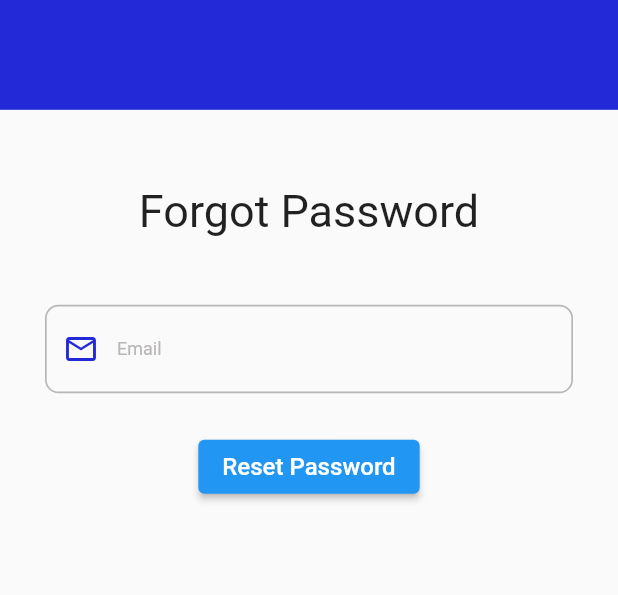
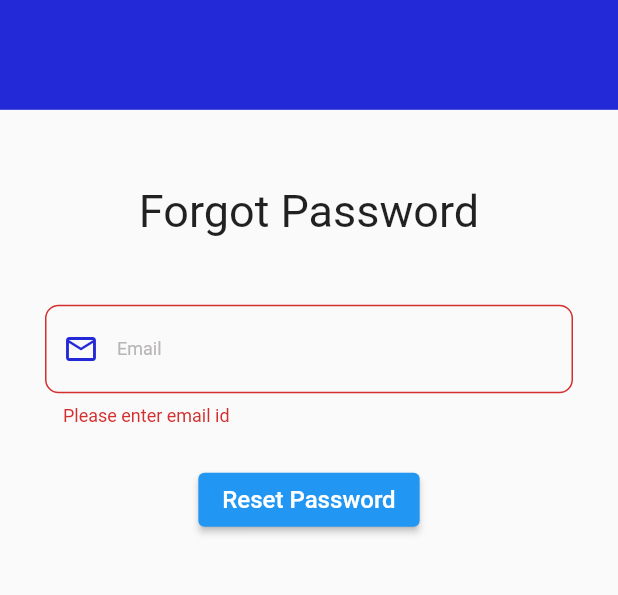
Before and after one commit to Digital-Era-Kids/Flutter, a Flutter app: the ForgotPassword screen opened directly, after a tap on "Reset Password", on a phone screen of 412 x 824 dp, the part 261-856 px from its top. Run offline on Flutter 3.47's test engine with Material 2 defaults, Android fonts, the phone set to English and light mode, and no system bars; our stand-ins replace cloud_firestore, email_validator, firebase_auth, firebase_core, flushbar, splashscreen; missing offline and left inert: move_to_background; accounts and stored records are empty.

Commit message:
Forgot Password

```diff
--- a/lib/view/pages/signin/forgotPassword.dart
+++ b/lib/view/pages/signin/forgotPassword.dart
@@ -13,7 +13,8 @@ class ForgotPassword extends StatefulWidget {
 }
 
 class _ForgotPasswordState extends State<ForgotPassword> {
-  final email=TextEditingController();
+  final email = TextEditingController();
+  final _formKey = GlobalKey<FormState>();
   @override
   Widget build(BuildContext context) {
     return Scaffold(
@@ -56,20 +57,22 @@ class _ForgotPasswordState extends State<ForgotPassword> {
             SizedBox(
               height: 50,
             ),
-            Text('Forgot Password',style: TextStyle(fontSize: 30,fontWeight: FontWeight.normal),),
-
-            Container(
+            Text(
+              'Forgot Password',
+              style: TextStyle(fontSize: 30, fontWeight: FontWeight.normal),
+            ),
+            Form(
+              key: _formKey,
+              child: Container(
                 margin: EdgeInsets.only(top: 30, right: 30, left: 30),
                 child: Padding(
                   padding: const EdgeInsets.only(bottom: 15, top: 15),
                   child: TextFormField(
-                    autovalidateMode:
-                    AutovalidateMode.onUserInteraction,
+                      autovalidateMode: AutovalidateMode.onUserInteraction,
                       validator: (value) {
                         if (value.trim().isEmpty) {
                           return "Please enter email id";
-                      } else if (EmailValidator.validate(value) ==
-                          false) {
+                        } else if (EmailValidator.validate(value) == false) {
                           return "Enter correct email id";
                         } else {
                           return null;
@@ -85,8 +88,8 @@ class _ForgotPasswordState extends State<ForgotPassword> {
                         enabled: true,
                         hintText: "Enter email id",
                         labelText: "Email",
-                      labelStyle: TextStyle(
-                          color: Color(0xFFB8B6B6), fontSize: 12),
+                        labelStyle:
+                            TextStyle(color: Color(0xFFB8B6B6), fontSize: 12),
                         hintStyle: TextStyle(color: Color(0xFF737373)),
                         focusedBorder: authTfBorderOutline(true),
                         border: authTfBorderOutline(false),
@@ -94,24 +97,32 @@ class _ForgotPasswordState extends State<ForgotPassword> {
                       )),
                 ),
               ),
+            ),
             SizedBox(
               height: 10,
             ),
-            ElevatedButton(onPressed: ()async{
-              await FirebaseAuth.instance.sendPasswordResetEmail(email: email.text).then((value) {
-                Navigator.push(context, MaterialPageRoute(builder:(context)=>Login()));
+            ElevatedButton(
+              onPressed: () async {
+                if (_formKey.currentState.validate()) {
+                  await FirebaseAuth.instance
+                      .sendPasswordResetEmail(email: email.text)
+                      .then((value) {
+                    Navigator.push(context,
+                        MaterialPageRoute(builder: (context) => Login()));
                   });
-            }, child: Text("Reset Password",
+                }
+              },
+              child: Text("Reset Password",
                   style: TextStyle(
-                    fontFamily: 'Roboto',
-                    color: Colors.white,
-                    fontSize: 16)),),
+                      fontFamily: 'Roboto', color: Colors.white, fontSize: 16)),
+            ),
           ],
         ),
       ),
     );
   }
 }
+
 OutlineInputBorder authTfBorderOutline(bool focused) {
   return OutlineInputBorder(
       borderRadius: BorderRadius.circular(9.0),
```
Lines whose indentation alone changed are shown as unchanged.
